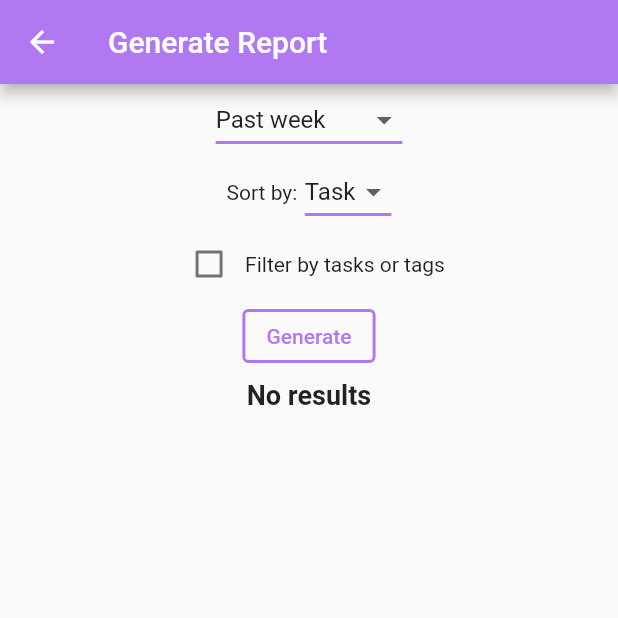
After one commit to unobserved-io/furtherance-flutter, a Flutter app: the FurReport screen opened directly, after a tap on "Generate", on a phone screen of 412 x 824 dp, the top half of it. The commit adds this screen. Run offline on Flutter 3.47's test engine with Material 2 defaults, Android fonts, the phone set to English and light mode, and no system bars; our stand-ins replace grouped_list, sqflite, stop_watch_timer, tuple; accounts and stored records are empty.

Commit message:
Created Reports page

```diff
--- a/lib/fur_task.dart
+++ b/lib/fur_task.dart
@@ -11,7 +11,11 @@ class FurTask {
   FurTask(this.id, this.name, String startTime, String stopTime, String tags) {
     this.startTime = DateTime.parse(startTime);
     this.stopTime = DateTime.parse(stopTime);
-    this.tags = '#$tags';
+    if (tags.isNotEmpty) {
+      this.tags = '#$tags';
+    } else {
+      this.tags = '';
+    }
 
     Duration timeDifference = this.stopTime.difference(this.startTime);
     totalTime = durationToString(timeDifference.inSeconds);
--- a/lib/routes/fur_home.dart
+++ b/lib/routes/fur_home.dart
@@ -4,6 +4,7 @@ import 'package:furtherance/fur_combined_task_list.dart';
 import 'package:furtherance/fur_task.dart';
 import 'package:furtherance/fur_task_display.dart';
 import 'package:furtherance/routes/fur_new_task.dart';
+import 'package:furtherance/routes/fur_report.dart';
 import 'package:furtherance/routes/fur_task_group.dart';
 import 'styles.dart';
 import 'package:furtherance/timer_helper.dart';
@@ -124,6 +125,21 @@ class _FurHomeState extends State<FurHome> {
                   ),
                   color: Colors.black,
                 ),
+                IconButton(
+                  onPressed: () {
+                    Navigator.push(
+                      context,
+                      MaterialPageRoute(
+                          builder: (context) => const FurReport()
+                      ),
+                    ).then((value) => refreshDatabase());
+                  },
+                  icon: const Icon(
+                    Icons.list,
+                    size: 30.0,
+                  ),
+                  color: Colors.black,
+                ),
               ],
             ),
             Container(
@@ -211,7 +227,9 @@ class _FurHomeState extends State<FurHome> {
                             minWidth: 50.0,
                           ),
                           onPressed: () {
-
+                            setState(() {
+                              startStop();
+                            });
                           },
                           icon: startStopIcon,
                         )
@@ -279,7 +297,7 @@ class _FurHomeState extends State<FurHome> {
           contentPadding:
           const EdgeInsets.symmetric(horizontal: 20.0, vertical: 0.0),
           title: Text(task.name),
-          subtitle: task.tags == '#' ? null : Text(task.tags),
+          subtitle: task.tags.isEmpty ? null : Text(task.tags),
           trailing: Text(
             task.totalTime,
             // TODO add repeat button? Or should that be a swipe?
--- /dev/null
+++ b/lib/routes/fur_report.dart
@@ -0,0 +1,582 @@
+import 'package:flutter/material.dart';
+import 'package:furtherance/routes/styles.dart';
+import 'styles.dart';
+import 'package:flutter/cupertino.dart';
+import 'package:intl/intl.dart';
+import 'package:furtherance/fur_task.dart';
+import 'package:tuple/tuple.dart';
+import 'package:furtherance/database_helper.dart';
+
+
+class FurReport extends StatefulWidget {
+  const FurReport({Key? key}) : super(key: key);
+
+  @override
+  State<FurReport> createState() => _FurReportState();
+}
+
+class _FurReportState extends State<FurReport> {
+  String dateRange = 'Past week';
+  String sortBy = 'Task';
+  String filterBy = 'Task';
+  String filterText = '';
+  bool filterCheck = false;
+  late List<FurTask> allTasks;
+  DateTime rangeStartDate = DateTime(
+        DateTime.now().year, DateTime.now().month, DateTime.now().day
+      ).subtract(const Duration(days: 6));
+  DateTime rangeStopDate = DateTime(DateTime.now().year, DateTime.now().month, DateTime.now().day);
+  final DateFormat formatter = DateFormat('MMM dd, yyyy');
+  String totalTimeLabel = '';
+
+  DatabaseHelper databaseHelper = DatabaseHelper();
+  List<Tuple3<String, int, List<Tuple2<String, int>>>> sortedTasksByDuration = [];
+
+  void getAllTasks() async {
+    allTasks = await databaseHelper.retrieve();
+  }
+
+  String durationToString(int duration) {
+    var hours = duration ~/ Duration.secondsPerHour;
+    duration = duration.remainder(Duration.secondsPerHour);
+
+    var minutes = duration ~/ Duration.secondsPerMinute;
+    duration = duration.remainder(Duration.secondsPerMinute);
+
+    var minutesPadding = minutes < 10 ? "0" : "";
+
+    var seconds = duration;
+
+    var secondsPadding = seconds < 10 ? "0" : "";
+
+    return "$hours:"
+        "$minutesPadding$minutes:"
+        "$secondsPadding$seconds";
+  }
+
+  void _furReportGenerator() {
+    int totalTimeReported = 0;
+    List<Tuple2<FurTask, int>> tasksInRange = [];
+
+    for (FurTask task in allTasks) {
+      // Check if start time is in date range and if not remove it from task_list
+      final taskStartDate = DateTime(task.startTime.year, task.startTime.month, task.startTime.day);
+      if (rangeStartDate.subtract(const Duration(days: 1)).isBefore(taskStartDate)
+        && rangeStopDate.add(const Duration(days: 1)).isAfter(taskStartDate) ) {
+        if (filterCheck && filterText.trim().isNotEmpty) {
+          if (filterBy == 'Task') {
+            // If user set a task filter
+            List<String> splitTasks = filterText.split(',');
+            // Trim and lowercase each task
+            for (int i = 0; i < splitTasks.length; i++) {
+              splitTasks[i] = splitTasks[i].trim().toLowerCase();
+            }
+            // Don't allow empty tasks
+            splitTasks.removeWhere((element) => element.isEmpty);
+            // Handle duplicate tasks
+            splitTasks = splitTasks.toSet().toList();
+
+            if (splitTasks.contains(task.name.toLowerCase())) {
+              Duration timeDifference = task.stopTime.difference(task.startTime);
+              totalTimeReported += timeDifference.inSeconds;
+              tasksInRange.add(Tuple2<FurTask, int>(task, timeDifference.inSeconds));
+            }
+          } else if (filterBy == 'Tag') {
+            // If user set a tag filter
+            List<String> splitTags = filterText.split('#');
+            // Trim and lowercase each task
+            for (int i = 0; i < splitTags.length; i++) {
+              splitTags[i] = splitTags[i].trim().toLowerCase();
+            }
+            // Don't allow empty tasks
+            splitTags.removeWhere((element) => element.isEmpty);
+            // Handle duplicate tasks
+            splitTags = splitTags.toSet().toList();
+
+            // Get and trim task's tags
+            List<String> splitTaskTags = task.tags.split('#');
+            for (int i = 0; i < splitTaskTags.length; i++) {
+              splitTaskTags[i] = splitTaskTags[i].trim();
+            }
+            splitTaskTags.removeWhere((element) => element.isEmpty);
+
+            // Remove all tags that don't match the user's chosen tags
+            splitTaskTags.removeWhere((element) => !splitTags.contains(element));
+
+            if (splitTaskTags.isNotEmpty) {
+              Duration timeDifference = task.stopTime.difference(task.startTime);
+              totalTimeReported += timeDifference.inSeconds;
+              tasksInRange.add(Tuple2<FurTask, int>(task, timeDifference.inSeconds));
+            }
+          }
+        } else {
+          // Filter box not checked
+          Duration timeDifference = task.stopTime.difference(task.startTime);
+          totalTimeReported += timeDifference.inSeconds;
+          tasksInRange.add(Tuple2<FurTask, int>(task, timeDifference.inSeconds));
+        }
+      }
+    }
+
+    if (tasksInRange.isEmpty) {
+      totalTimeLabel = 'No results';
+    } else {
+      totalTimeLabel = 'Total time: ${durationToString(totalTimeReported)}';
+    }
+
+    if (sortBy == 'Task') {
+      List<List<Tuple2<FurTask, int>>> tasksByName = [];
+
+      // Group tasks by name
+      for (Tuple2<FurTask, int> t in tasksInRange) {
+        FurTask task = t.item1;
+        int timeDiff = t.item2;
+        bool unique = true;
+        for (int i = 0; i < tasksByName.length; i++) {
+          FurTask tbn = tasksByName[i][0].item1;
+          if (tbn.name == task.name) {
+            tasksByName[i].add(Tuple2(task, timeDiff));
+            unique = false;
+          }
+        }
+        if (unique) {
+          List<Tuple2<FurTask, int>> newNameList = [];
+          newNameList.add(Tuple2(task, timeDiff));
+          tasksByName.add(newNameList);
+        }
+      }
+
+      for (List<Tuple2<FurTask, int>> tbn in tasksByName) {
+        int totalDuration = 0;
+        List<Tuple2<String, int>> tagsDur = [];
+        String taskName = tbn[0].item1.name;
+
+        for (Tuple2<FurTask, int> tbnTuple in tbn) {
+          FurTask task = tbnTuple.item1;
+          int taskDuration = tbnTuple.item2;
+          totalDuration += taskDuration;
+
+          if (task.tags.isNotEmpty) {
+            bool unique = true;
+            for (int i = 0; i < tagsDur.length; i++) {
+              String tags = tagsDur[i].item1;
+              int dur = tagsDur[i].item2;
+              if (tags == task.tags) {
+                int newDur = dur + taskDuration;
+                tagsDur[i] = Tuple2(task.tags, newDur);
+                unique = false;
+              }
+            }
+            if (unique) {
+              tagsDur.add(Tuple2(task.tags, taskDuration));
+            }
+          }
+        }
+        // Sort tasks and tags in descending order by duration
+        tagsDur.sort((Tuple2 a, Tuple2 b) => a.item2.compareTo(b.item2));
+        tagsDur = List.from(tagsDur.reversed);
+        sortedTasksByDuration.add(Tuple3(taskName, totalDuration, tagsDur));
+        sortedTasksByDuration.sort((Tuple3 a, Tuple3 b) => a.item2.compareTo(b.item2));
+        sortedTasksByDuration = List.from(sortedTasksByDuration.reversed);
+      }
+
+    } else {
+      List<List<Tuple3<String, FurTask, int>>> tasksByTag = [];
+
+      // Group tasks by tag
+      for (Tuple2<FurTask, int> t in tasksInRange) {
+        FurTask task = t.item1;
+        int timeDiff = t.item2;
+        var splitTags = task.tags.split('#');
+        // Trim each element and lowercase them
+        for (int i = 0; i < splitTags.length; i++) {
+          splitTags[i] = splitTags[i].trim().toLowerCase();
+        }
+        // Don't allow empty tags
+        splitTags.removeWhere((element) => element.isEmpty);
+        for (String tag in splitTags) {
+          bool unique = true;
+          for (int i = 0; i < tasksByTag.length; i++) {
+            String tbtTag = tasksByTag[i][0].item1;
+            if (tbtTag == tag) {
+              tasksByTag[i].add(Tuple3(tag, task, timeDiff));
+              unique = false;
+            }
+          }
+          if (unique) {
+            // Add unique task to list for group name
+            tasksByTag.add([Tuple3(tag, task, timeDiff)]);
+          }
+        }
+      }
+
+      for (List<Tuple3<String, FurTask, int>> tbt in tasksByTag) {
+        int totalDuration = 0;
+        List<Tuple2<String, int>> tasksDur = [];
+        String tagName = '#${tbt[0].item1}';
+        for (Tuple3 tbtTuple in tbt) {
+          FurTask task = tbtTuple.item2;
+          int tagDuration = tbtTuple.item3;
+          totalDuration += tagDuration;
+
+          bool unique = true;
+          for (int i = 0; i < tasksDur.length; i++) {
+            String tdTask = tasksDur[i].item1;
+            int dur = tasksDur[i].item2;
+            if (tdTask == task.name) {
+              int newDur = dur + tagDuration;
+              tasksDur[i] = Tuple2(task.name, newDur);
+              unique = false;
+            }
+          }
+          if (unique) {
+            tasksDur.add(Tuple2(task.name, tagDuration));
+          }
+
+        }
+        // Sort tasks and tags in descending order by duration
+        tasksDur.sort((Tuple2 a, Tuple2 b) => a.item2.compareTo(b.item2));
+        tasksDur = List.from(tasksDur.reversed);
+        sortedTasksByDuration.add(Tuple3(tagName, totalDuration, tasksDur));
+        sortedTasksByDuration.sort((Tuple3 a, Tuple3 b) => a.item2.compareTo(b.item2));
+        sortedTasksByDuration = List.from(sortedTasksByDuration.reversed);
+      }
+    }
+
+  }
+
+  DateTime todayDate() {
+    var today = DateTime.now();
+    return DateTime(today.year, today.month, today.day);
+  }
+
+  void _showDialog(Widget child) {
+    showCupertinoModalPopup<void>(
+        context: context,
+        builder: (BuildContext context) => Container(
+          height: 216,
+          padding: const EdgeInsets.only(top: 6.0),
+          // The Bottom margin is provided to align the popup above the system navigation bar.
+          margin: EdgeInsets.only(
+            bottom: MediaQuery.of(context).viewInsets.bottom,
+          ),
+          // Provide a background color for the popup.
+          color: CupertinoColors.systemBackground.resolveFrom(context),
+          // Use a SafeArea widget to avoid system overlaps.
+          child: SafeArea(
+            top: false,
+            child: child,
+          ),
+        ));
+  }
+
+  @override
+  void initState() {
+    super.initState();
+    getAllTasks();
+  }
+
+  @override
+  Widget build(BuildContext context) {
+    return Scaffold(
+      appBar: AppBar(
+        title: const Text(
+          'Generate Report',
+        ),
+      ),
+      body: SafeArea(
+        child: Column(
+          crossAxisAlignment: CrossAxisAlignment.center,
+          children: [
+            DropdownButton<String>(
+              value: dateRange,
+              underline: Container(
+                height: 2,
+                color: furPurple,
+              ),
+              onChanged: (newValue) {
+                setState(() {
+                  dateRange = newValue!;
+                  if (newValue == 'Past week') {
+                    rangeStartDate = todayDate().subtract(const Duration(days: 6));
+                  } else if (newValue == 'This month') {
+                    var daysFromFirstOfMonth = todayDate().day;
+                    rangeStartDate = todayDate().subtract(Duration(days: daysFromFirstOfMonth));
+                  } else if (newValue == 'Past 30 days') {
+                    rangeStartDate = todayDate().subtract(const Duration(days: 29));
+                  } else if (newValue == 'Past 180 days') {
+                    rangeStartDate = todayDate().subtract(const Duration(days: 179));
+                  } else if (newValue == 'Past year') {
+                    rangeStartDate = todayDate().subtract(const Duration(days: 364));
+                  }
+
+                  if (newValue != 'Date range') {
+                    rangeStopDate = todayDate();
+                  }
+                });
+              },
+              items: <String>['Past week', 'This month', 'Past 30 days', 'Past 180 days', 'Past year', 'Date range']
+                  .map<DropdownMenuItem<String>>((String value) {
+                return DropdownMenuItem<String>(
+                  value: value,
+                  child: Text(value),
+                );
+              }).toList(),
+            ),
+            if (dateRange == 'Date range') ...[
+              Row(
+                children: [
+                  Expanded(
+                    child: Card(
+                      shape: RoundedRectangleBorder(
+                        borderRadius: BorderRadius.circular(6.0),
+                      ),
+                      elevation: 8.0,
+                      margin: const EdgeInsets.symmetric(horizontal: 15.0, vertical: 4.0),
+                      child: InkWell(
+                        onTap: () => _showDialog(
+                          CupertinoDatePicker(
+                            // CupertinoDatePicker doesn't seem to like UTC formats, so this is necessary to get the correct max time
+                            initialDateTime: rangeStartDate,
+                            mode: CupertinoDatePickerMode.date,
+                            maximumDate: rangeStopDate,
+                            onDateTimeChanged: (DateTime newDateTime) {
+                              setState(() {
+                                rangeStartDate = newDateTime;
+                              });
+                            },
+                          ),
+                        ),
+                        child: ListTile(
+                          contentPadding:
+                            const EdgeInsets.symmetric(horizontal: 20.0, vertical: 0.0),
+                          title: Center(
+                            child: Text(
+                              formatter.format(rangeStartDate),
+                              style: const TextStyle(
+                                fontSize: 16.0,
+                              ),
+                            ),
+                          ),
+                        ),
+                      ),
+                    ),
+                  ),
+                  const Text(
+                    'to'
+                  ),
+                  Expanded(
+                    child: Card(
+                      shape: RoundedRectangleBorder(
+                        borderRadius: BorderRadius.circular(6.0),
+                      ),
+                      elevation: 8.0,
+                      margin: const EdgeInsets.symmetric(horizontal: 15.0, vertical: 4.0),
+                      child: InkWell(
+                        onTap: () => _showDialog(
+                          CupertinoDatePicker(
+                            // CupertinoDatePicker doesn't seem to like UTC formats, so this is necessary to get the correct max time
+                            initialDateTime: rangeStopDate,
+                            mode: CupertinoDatePickerMode.date,
+                            minimumDate: rangeStartDate,
+                            maximumDate: todayDate(),
+                            onDateTimeChanged: (DateTime newDateTime) {
+                              setState(() {
+                                rangeStopDate = newDateTime;
+                              });
+                            },
+                          ),
+                        ),
+                        child: ListTile(
+                          contentPadding:
+                          const EdgeInsets.symmetric(horizontal: 10.0, vertical: 0.0),
+                          title: Center(
+                            child: Text(
+                              formatter.format(rangeStopDate),
+                              style: const TextStyle(
+                                fontSize: 16.0,
+                              ),
+                            ),
+                          ),
+                        ),
+                      ),
+                    ),
+                  ),
+                ],
+              ),
+            ],
+            Row(
+              mainAxisAlignment: MainAxisAlignment.center,
+              children: [
+                const Text(
+                  'Sort by:',
+                ),
+                const SizedBox(
+                  width: 5.0,
+                ),
+                DropdownButton<String>(
+                  value: sortBy,
+                  underline: Container(
+                    height: 2,
+                    color: furPurple,
+                  ),
+                  onChanged: (newValue) {
+                    setState(() {
+                      sortBy = newValue!;
+                    });
+                  },
+                  items: <String>['Task', 'Tag']
+                      .map<DropdownMenuItem<String>>((String value) {
+                    return DropdownMenuItem<String>(
+                      value: value,
+                      child: Text(value),
+                    );
+                  }).toList(),
+                ),
+              ],
+            ),
+            Row(
+              mainAxisAlignment: MainAxisAlignment.center,
+              children: [
+                Checkbox(
+                  activeColor: furPurple,
+                  checkColor: Colors.white,
+                  // fillColor: MaterialStateProperty.resolveWith(furPurple),
+                  value: filterCheck,
+                  onChanged: (bool? value) {
+                    setState(() {
+                      filterCheck = value!;
+                    });
+                  },
+                ),
+                const Text(
+                  'Filter by tasks or tags'
+                ),
+              ],
+            ),
+            if (filterCheck) ...[
+              Padding(
+                padding: const EdgeInsets.fromLTRB(20.0, 0.0, 20.0, 5.0),
+                child: Row(
+                  mainAxisAlignment: MainAxisAlignment.center,
+                  children: [
+                    DropdownButton<String>(
+                      value: filterBy,
+                      underline: Container(
+                        height: 2,
+                        color: furPurple,
+                      ),
+                      onChanged: (newValue) {
+                        setState(() {
+                          filterBy = newValue!;
+                        });
+                      },
+                      items: <String>['Task', 'Tag']
+                          .map<DropdownMenuItem<String>>((String value) {
+                        return DropdownMenuItem<String>(
+                          value: value,
+                          child: Text(value),
+                        );
+                      }).toList(),
+                    ),
+                    const SizedBox(
+                      width: 10.0,
+                    ),
+                    Expanded(
+                      child: TextField(
+                        onChanged: (text) {
+                          filterText = text;
+                        },
+                        maxLines: 1,
+                        decoration: const InputDecoration(
+                          border: OutlineInputBorder(
+                            borderRadius: BorderRadius.all(
+                              Radius.circular(5.0),
+                            ),
+                            borderSide: BorderSide(color: furPurple, width: 2.0),
+                          ),
+                          isDense: true,
+                          contentPadding: EdgeInsets.fromLTRB(10.0, 7.0, 10.0, 7.0)
+                        ),
+                      ),
+                    ),
+                  ],
+                ),
+              ),
+            ],
+            OutlinedButton(
+              style: OutlinedButton.styleFrom(
+                side: const BorderSide(color: furPurple, width: 2.0,),
+              ),
+              onPressed: () {
+                setState(() {
+                  sortedTasksByDuration = [];
+                  _furReportGenerator();
+                });
+              },
+              child: const Text('Generate'),
+            ),
+            const SizedBox(
+              height: 5.0,
+            ),
+            Text(
+              totalTimeLabel,
+              style: const TextStyle(fontSize: 18.0, fontWeight: FontWeight.bold),
+            ),
+            Expanded(
+              child: ListView.builder(
+                itemCount: sortedTasksByDuration.length,
+                itemBuilder: (BuildContext context, int i) {
+                  if (sortedTasksByDuration[i].item3.isNotEmpty) {
+                    return ExpansionTile(
+                      title: Text(
+                        sortedTasksByDuration[i].item1,
+                      ),
+                      trailing: Text(
+                        durationToString(sortedTasksByDuration[i].item2),
+                      ),
+                      controlAffinity: ListTileControlAffinity.leading,
+                      children: _buildExpandedRow(sortedTasksByDuration[i].item3),
+                    );
+                  } else {
+                    return Theme(
+                      data: ThemeData().copyWith(
+                          dividerColor: Colors.transparent),
+                      child: ExpansionTile(
+                        title: Text(
+                          sortedTasksByDuration[i].item1,
+                        ),
+                        trailing: Text(
+                          durationToString(sortedTasksByDuration[i].item2),
+                        ),
+                        controlAffinity: null,
+                        leading: const Text(' '),
+                        textColor: Colors.black,
+                      ),
+                    );
+                  }
+                },
+              ),
+            ),
+          ],
+        ),
+      ),
+    );
+  }
+
+  _buildExpandedRow(List<Tuple2<String, int>> sortedListItem) {
+    List<Widget> tileContent = [];
+
+    for (Tuple2 tagItem in sortedListItem) {
+      tileContent.add(
+        ListTile(
+          title: Text(tagItem.item1),
+          trailing: Text(durationToString(tagItem.item2)),
+        ),
+      );
+    }
+
+    return tileContent;
+  }
+
+}
--- /dev/null
+++ b/lib/routes/fur_report_generator.dart
@@ -0,0 +1,10 @@
+import 'package:furtherance/fur_task.dart';
+
+
+class FurReportGenerator {
+
+  FurReportGenerator(List<FurTask> allTasks) {
+
+  }
+
+}
--- a/lib/routes/fur_task_edit.dart
+++ b/lib/routes/fur_task_edit.dart
@@ -243,7 +243,7 @@ class _FurTaskEditState extends State<FurTaskEdit> {
               mainAxisAlignment: MainAxisAlignment.center,
               children: [
                 // Show tags if there are some, otherwise show "Add tags" so user can still add some to the group
-                if (task.tags != '#') ...[
+                if (task.tags.isNotEmpty) ...[
                   Text(
                     task.tags,
                     style: const TextStyle(
--- a/lib/routes/fur_task_group.dart
+++ b/lib/routes/fur_task_group.dart
@@ -224,7 +224,7 @@ class _FurTaskGroupState extends State<FurTaskGroup> {
               mainAxisAlignment: MainAxisAlignment.center,
               children: [
                 // Show tags if there are some, otherwise show "Add tags" so user can still add some to the group
-                if (_allGroupTasks.isNotEmpty && _allGroupTasks[0].tags != '#') ...[
+                if (_allGroupTasks.isNotEmpty && _allGroupTasks[0].tags.isNotEmpty) ...[
                   Text(
                     _allGroupTasks[0].tags,
                     style: const TextStyle(
@@ -266,7 +266,7 @@ class _FurTaskGroupState extends State<FurTaskGroup> {
                                     },
                                     decoration: InputDecoration(
                                         labelText: 'Tags',
-                                        hintText: _allGroupTasks[0].tags != '#' ? _allGroupTasks[0].tags : '#add #tags',
+                                        hintText: _allGroupTasks[0].tags.isNotEmpty ? _allGroupTasks[0].tags : '#add #tags',
                                     ),
                                   ),
                                   const SizedBox(
--- a/pubspec.yaml
+++ b/pubspec.yaml
@@ -35,6 +35,7 @@ dependencies:
   path_provider: ^2.0.11
   intl: ^0.17.0
   grouped_list: ^5.1.2
+  tuple: ^2.0.0
 
 dev_dependencies:
   flutter_test:
```
Also changed, not shown: pubspec.lock. Lines whose indentation alone changed are shown as unchanged.
